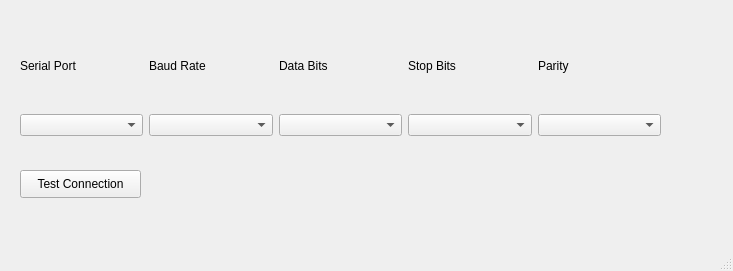
This is NNGuiProgram/NeuralNetGuiProgram/modbussetupwindow.ui in ReggieMarr/the-useful-ufg as Qt 5 draws it before an edit. The edited form follows.
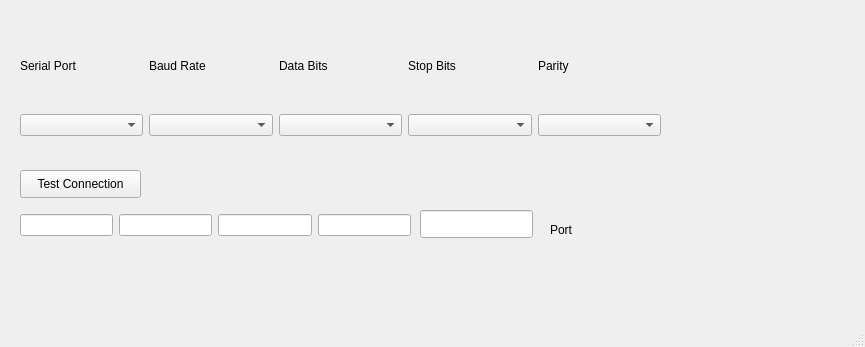
This is the edited form.

```diff
--- a/NNGuiProgram/NeuralNetGuiProgram/modbussetupwindow.ui
+++ b/NNGuiProgram/NeuralNetGuiProgram/modbussetupwindow.ui
@@ -6,8 +6,8 @@
    <rect>
     <x>0</x>
     <y>0</y>
-    <width>733</width>
-    <height>271</height>
+    <width>865</width>
+    <height>347</height>
    </rect>
   </property>
   <property name="windowTitle">
@@ -101,6 +101,53 @@
      <string>Test Connection</string>
     </property>
    </widget>
+   <widget class="QWidget" name="horizontalLayoutWidget_3">
+    <property name="geometry">
+     <rect>
+      <x>20</x>
+      <y>200</y>
+      <width>391</width>
+      <height>51</height>
+     </rect>
+    </property>
+    <layout class="QHBoxLayout" name="horizontalLayout_4">
+     <item>
+      <widget class="QLineEdit" name="editIPClassifier"/>
+     </item>
+     <item>
+      <widget class="QLineEdit" name="editIPAdd2"/>
+     </item>
+     <item>
+      <widget class="QLineEdit" name="editIPAdd3"/>
+     </item>
+     <item>
+      <widget class="QLineEdit" name="editIPAdd4"/>
+     </item>
+    </layout>
+   </widget>
+   <widget class="QLineEdit" name="editPort">
+    <property name="geometry">
+     <rect>
+      <x>420</x>
+      <y>210</y>
+      <width>113</width>
+      <height>28</height>
+     </rect>
+    </property>
+   </widget>
+   <widget class="QLabel" name="portLabel_2">
+    <property name="geometry">
+     <rect>
+      <x>550</x>
+      <y>220</y>
+      <width>63</width>
+      <height>20</height>
+     </rect>
+    </property>
+    <property name="text">
+     <string>Port</string>
+    </property>
+   </widget>
   </widget>
   <widget class="QMenuBar" name="menubar">
    <property name="geometry">
```
Left out of the diff: 2 changed lines with no effect on the pictures.
